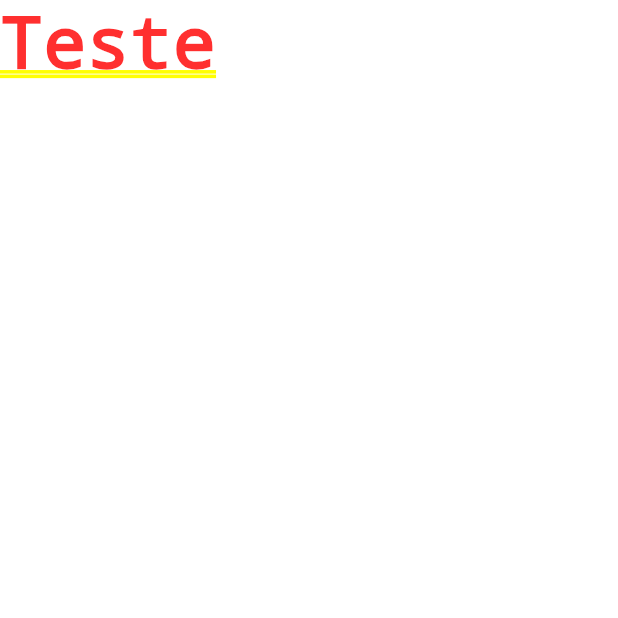
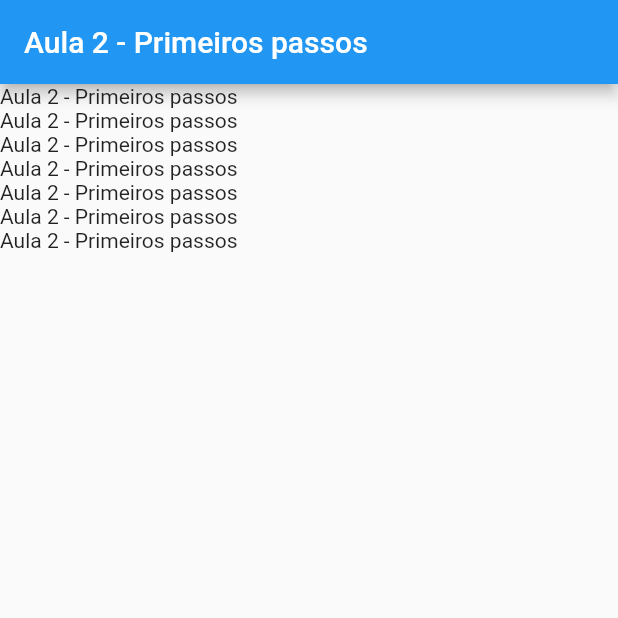
Before and after one commit to WillianFarias/primeiro_projeto_flutter, a Flutter app: the screen it shows after launch, on a phone screen of 412 x 824 dp, the top half of it. Run offline on Flutter 3.47's test engine with Material 2 defaults, Android fonts, the phone set to English and light mode, and no system bars.

Commit message:
primeiros passos

```diff
--- a/lib/main.dart
+++ b/lib/main.dart
@@ -1,8 +1,22 @@
 import 'package:flutter/material.dart';
-// import 'package:flutter/widgets.dart';
 
 void main() {
   runApp(MaterialApp(
-    home: Text("Teste"),
-  ));
+      home: Scaffold(
+          appBar: AppBar(
+            title: Text("Aula 2 - Primeiros passos"),
+          ),
+          body: SingleChildScrollView(
+            child: Column(
+              children: <Widget>[
+                Text("Aula 2 - Primeiros passos"),
+                Text("Aula 2 - Primeiros passos"),
+                Text("Aula 2 - Primeiros passos"),
+                Text("Aula 2 - Primeiros passos"),
+                Text("Aula 2 - Primeiros passos"),
+                Text("Aula 2 - Primeiros passos"),
+                Text("Aula 2 - Primeiros passos"),
+              ],
+            ),
+          ))));
 }
```
